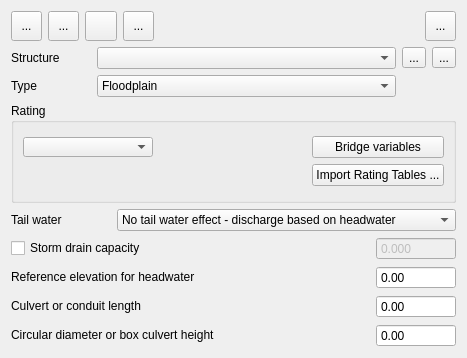
First picture: the form in flo2d/ui/struct_editor.ui, repository FLO-2DSoftware/qgis-flo-2d-plugin, before the edit.
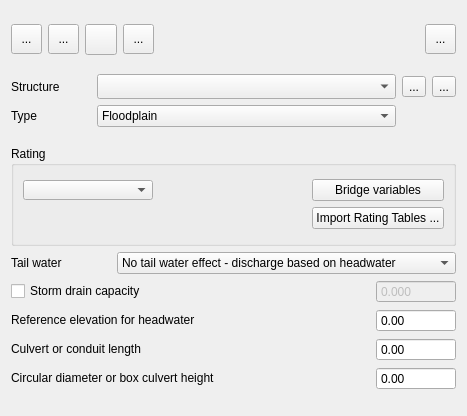
Second picture: the form after the edit. Icons and pictures are not drawn.

Commit message:
Add help button to Multiple Channels Editor widget and...
Redefine size, position, and layouts of controls controls.

Diff of the .ui file:
```diff
--- a/flo2d/ui/struct_editor.ui
+++ b/flo2d/ui/struct_editor.ui
@@ -10,7 +10,7 @@
     <x>0</x>
     <y>0</y>
     <width>467</width>
-    <height>355</height>
+    <height>416</height>
    </rect>
   </property>
   <property name="sizePolicy">
@@ -174,7 +174,7 @@
        <item row="4" column="2">
         <widget class="QDoubleSpinBox" name="culvert_width_sbox">
          <property name="sizePolicy">
-          <sizepolicy hsizetype="MinimumExpanding" vsizetype="MinimumExpanding">
+          <sizepolicy hsizetype="MinimumExpanding" vsizetype="Preferred">
            <horstretch>0</horstretch>
            <verstretch>0</verstretch>
           </sizepolicy>
@@ -700,7 +700,13 @@
        <property name="minimumSize">
         <size>
          <width>0</width>
-         <height>0</height>
+         <height>25</height>
+        </size>
+       </property>
+       <property name="maximumSize">
+        <size>
+         <width>16777215</width>
+         <height>25</height>
         </size>
        </property>
       </widget>
@@ -728,7 +734,7 @@
      <item row="1" column="1" colspan="2">
       <widget class="QComboBox" name="type_cbo">
        <property name="sizePolicy">
-        <sizepolicy hsizetype="MinimumExpanding" vsizetype="Preferred">
+        <sizepolicy hsizetype="MinimumExpanding" vsizetype="Fixed">
          <horstretch>0</horstretch>
          <verstretch>0</verstretch>
         </sizepolicy>
```
The commit also changes 2 other files.
